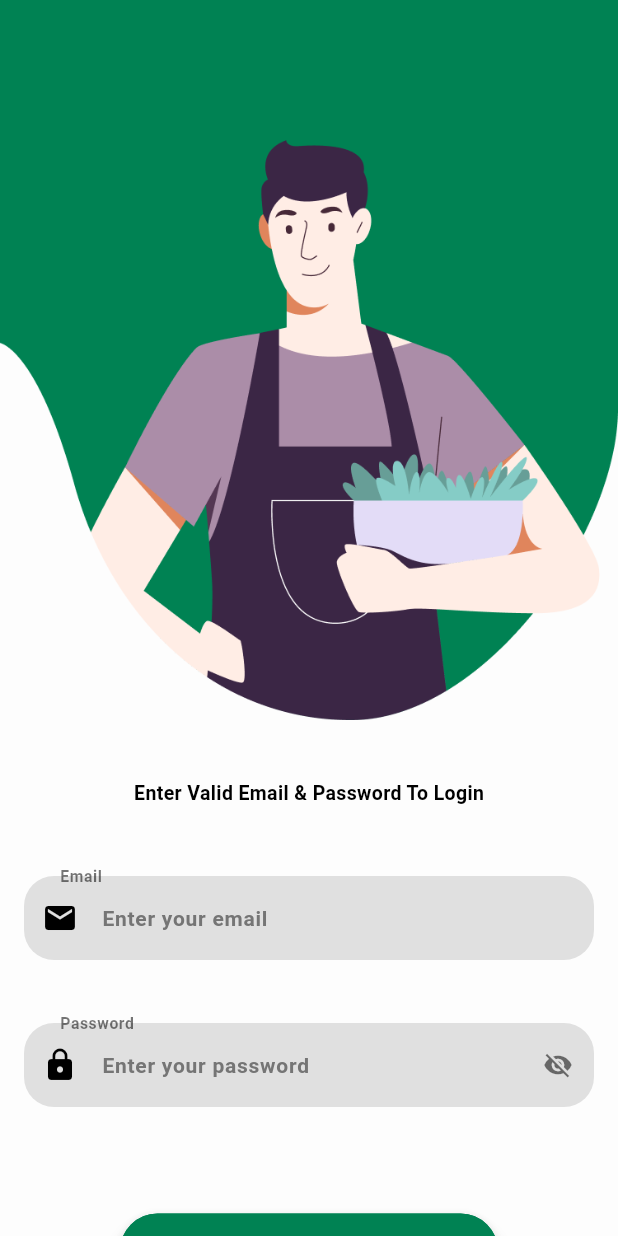
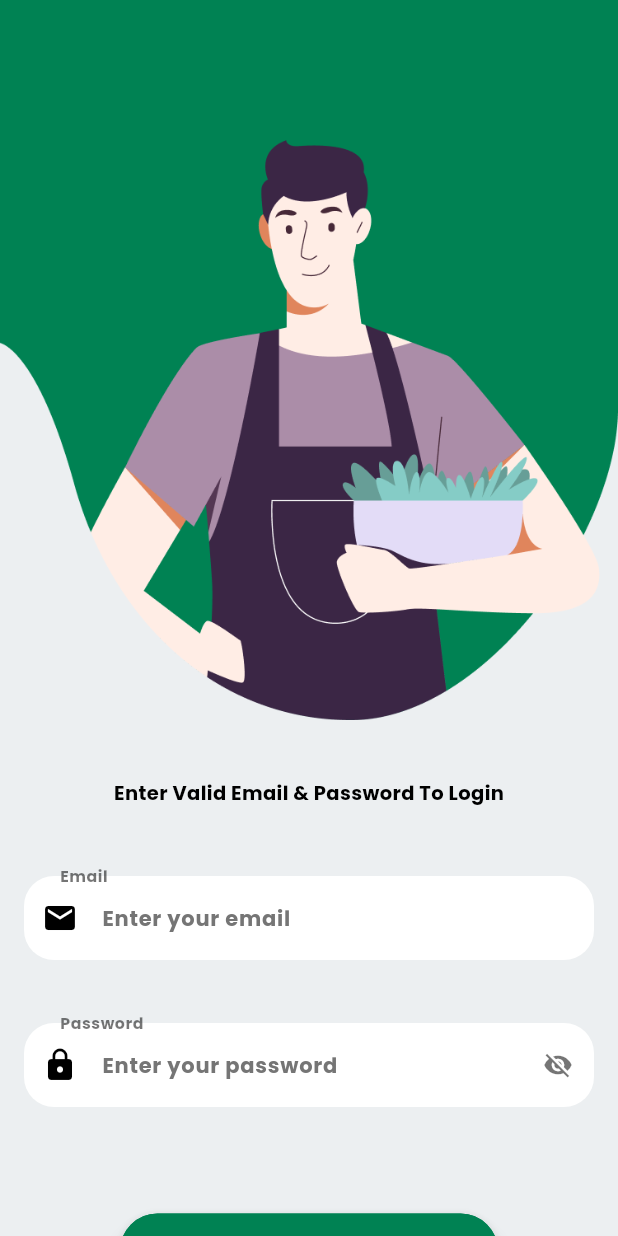
Before and after one commit to bibeeek/FitnessApplication, a Flutter app: the screen it shows after launch, after a tap on "Get Started", on a phone screen of 412 x 824 dp. Run offline on Flutter 3.47's test engine with Material 3 defaults, Android fonts, the light colour scheme and no system bars; our stand-ins replace animated_splash_screen, firebase_core, page_transition; accounts and stored records are empty; project files that could hold a hidden picture were left out.

Commit message:
changes in branch

```diff
--- a/lib/First_AppPage.dart
+++ b/lib/First_AppPage.dart
@@ -17,11 +17,12 @@ class _StartUpPageState extends State<StartUpPage> {
     var media= MediaQuery.of(context).size;
 
     return Scaffold(
-      backgroundColor: Colors.white,
+      backgroundColor: Colors.blueGrey[50],
       body: Container(
         padding: EdgeInsets.all(0),
         decoration: BoxDecoration(),
         child: Column(
+          mainAxisAlignment: MainAxisAlignment.start,
           children: [
 
 
@@ -29,23 +30,30 @@ class _StartUpPageState extends State<StartUpPage> {
             Center(
               child: Image.asset("assets/girl.png",width: media.width,fit: BoxFit.fitWidth,),
             ),
+            SizedBox(height: 70),
+            Padding(
+              padding: const EdgeInsets.symmetric(horizontal: 10),
+              child: Align(
 
+                alignment: Alignment.centerLeft,
+                child: Text('"Fuel Your Journey,\n Track Every Bite,\n Crush Every Rep"',
+                  style: TextStyle(
+                      color: Color.fromRGBO(0, 130, 83, 1),
+                      fontSize: 24,
+                      fontWeight: FontWeight.w700
+                  ),
+                ),
+              ),
+            ),
+            SizedBox(height: 20),
             Padding(
               padding: const EdgeInsets.symmetric(horizontal: 15),
-              child: Text("Fuel Your Journey Track Every Bite, Crush Every Rep",
-                style: TextStyle(color: Colors.black , fontSize: 24,
+              child: Text( " Your fitness companion for smarter nutrition\n and stronger results. ",
+                style: TextStyle(color: Colors.grey[700],  fontSize: 14,
                     fontWeight: FontWeight.w700),
               ),
             ),
-
-            Padding(
-              padding: const EdgeInsets.symmetric(horizontal: 15),
-              child: Text( "Your fitness companion for smarter nutrition and stronger results.",
-                style: TextStyle(color: Colors.grey , fontSize: 14,
-                    fontWeight: FontWeight.w700),
-              ),
-            ),
-            Spacer(flex: 7),
+            Spacer(flex: 1),
 
             TextButton(onPressed: (){
               print("Button Pressed");
--- a/lib/LoginPage.dart
+++ b/lib/LoginPage.dart
@@ -17,7 +17,7 @@ class _LoginPageState extends State<LoginPage> {
   @override
   Widget build(BuildContext context) {
     return Scaffold(
-      backgroundColor: Color.fromRGBO(	253,253,253 ,1.0),
+      backgroundColor: Colors.blueGrey[50],
       body: SingleChildScrollView(
         child: Padding(
           padding: const EdgeInsets.all(0),
@@ -55,7 +55,7 @@ class _LoginPageState extends State<LoginPage> {
                   ),
                   decoration: InputDecoration(
                     filled: true,
-                    fillColor: Colors.grey[300],
+                    fillColor: Colors.white,
                     prefixIcon: Icon(Icons.email, color: Colors.black),
                     labelText: "Email",
                     labelStyle: TextStyle(
@@ -95,7 +95,7 @@ class _LoginPageState extends State<LoginPage> {
                   obscureText: !isPasswordVisible,
                   decoration: InputDecoration(
                     filled: true,
-                    fillColor: Colors.grey[300],
+                    fillColor: Colors.white,
                     suffixIcon: IconButton(
                       onPressed: () {
                         setState(() {
--- a/lib/Registration_Page.dart
+++ b/lib/Registration_Page.dart
@@ -34,7 +34,7 @@ class _RegistrationPageState extends State<RegistrationPage> {
                 SizedBox(height: 50,),
                 Padding(
                   padding: const EdgeInsets.all(8.0),
-                  child: Image.asset("assets/Frame_eat.png",width: double.infinity,height: 600,),
+                  // child: Image.asset("assets/gym1.png",width: double.infinity,height: 600,),
                 ),
 
                 SizedBox(height: 20,),
--- a/lib/main.dart
+++ b/lib/main.dart
@@ -24,7 +24,7 @@ class FitnessApplication extends StatelessWidget {
   Widget build(BuildContext context) {
     return MaterialApp(
       theme: ThemeData(
-
+          fontFamily: "Poppins",
           colorScheme: ColorScheme.dark(),
 
 
--- a/pubspec.yaml
+++ b/pubspec.yaml
@@ -28,6 +28,7 @@ flutter:
     - assets/splashscreen.gif
     - assets/logo.png
     - assets/logo2.png
+    - assets/girl.png
     - assets/img.png
     - assets/Frame_eat.png
     # Add other assets here
```
Also changed, not shown: assets/gym1.png (added).
